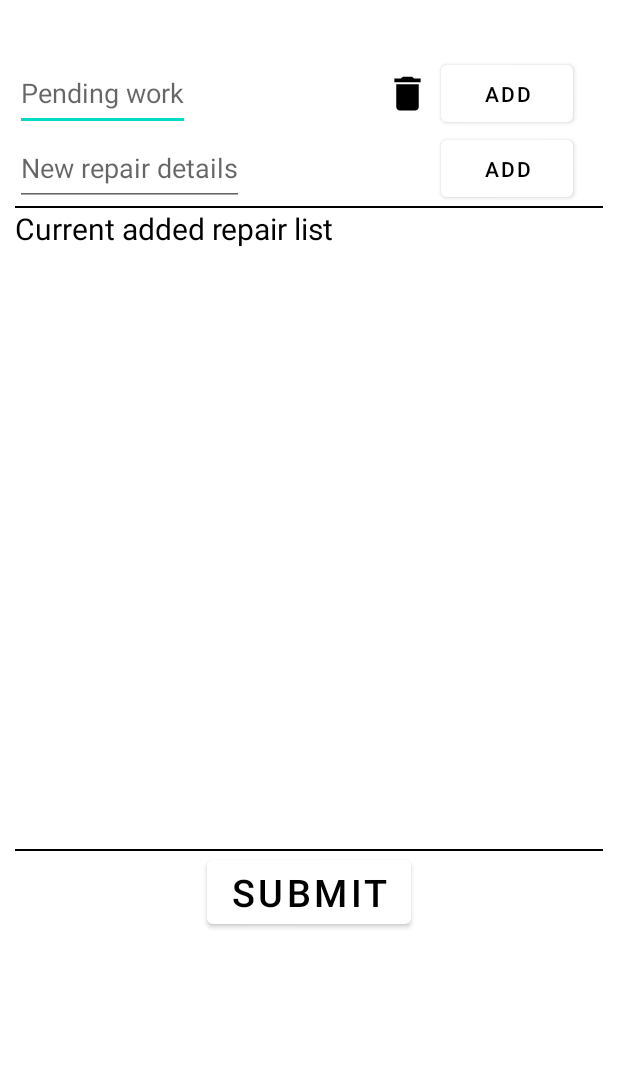
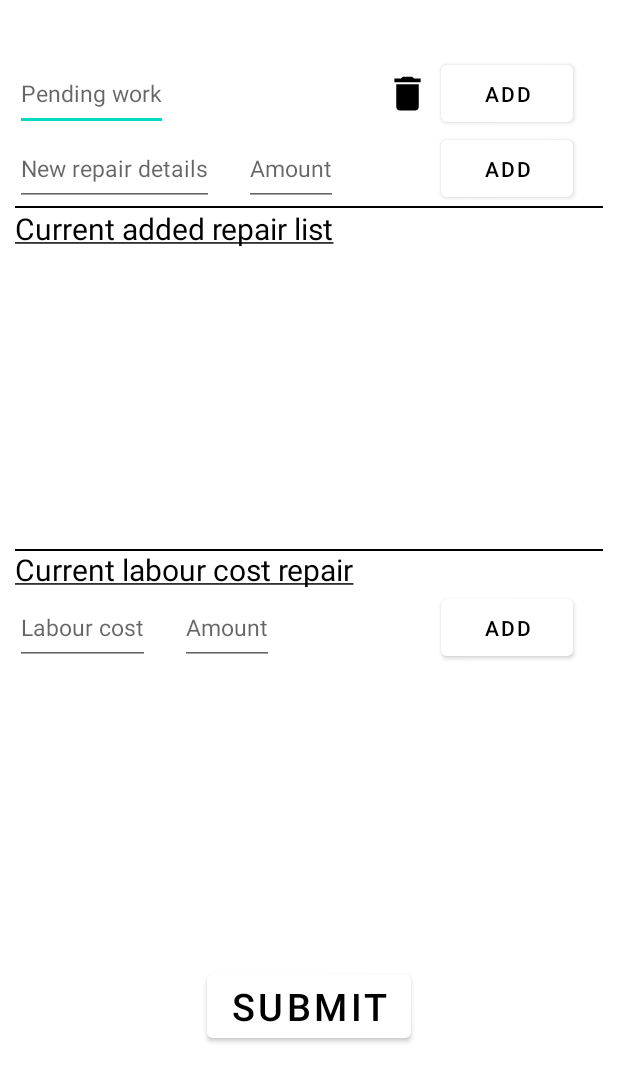
Before and after one commit to mithunbabbira/SubbaiahMultiBrandAuto, an Android app: the AddRepairDetails screen opened directly, with no data from a screen before it, on a phone screen of 412 x 824 dp. Shown: the top 1082 px of the screen. Run offline under Robolectric (Android 15) with nearby library versions, the phone set to English and light mode, and no system bars; our stand-ins replace Firebase (no records; nobody signed in at launch, a user with empty details on screens opened directly), data binding.

Commit message:
all done

```diff
--- a/app/src/main/java/com/example/subbaiahmultibrandauto/AddNewVehicle.java
+++ b/app/src/main/java/com/example/subbaiahmultibrandauto/AddNewVehicle.java
@@ -1,11 +1,14 @@
 package com.example.subbaiahmultibrandauto;
 
 import androidx.appcompat.app.AppCompatActivity;
+import androidx.core.content.ContextCompat;
 import androidx.databinding.DataBindingUtil;
 
 import android.app.DatePickerDialog;
+import android.content.DialogInterface;
 import android.content.Intent;
 import android.os.Bundle;
+import android.widget.Button;
 import android.widget.DatePicker;
 
 import com.example.subbaiahmultibrandauto.databinding.ActivityAddNewVehicleBinding;
@@ -105,8 +108,9 @@ public class AddNewVehicle extends AppCompatActivity implements DatePickerDialog
 
         // Create a new DatePickerDialog with today's date as default
         DatePickerDialog datePickerDialog = new DatePickerDialog(this, this, year, month, dayOfMonth);
+        Button positiveButton = datePickerDialog.getButton(DialogInterface.BUTTON_POSITIVE);
+        Button negativeButton = datePickerDialog.getButton(DialogInterface.BUTTON_NEGATIVE);
 
-        // Show the DatePickerDialog
         datePickerDialog.show();
 
     }
--- a/app/src/main/java/com/example/subbaiahmultibrandauto/AddRepairDetails.java
+++ b/app/src/main/java/com/example/subbaiahmultibrandauto/AddRepairDetails.java
@@ -33,7 +33,6 @@ public class AddRepairDetails extends AppCompatActivity {
     private ActivityAddRepairDetailsBinding activityAddRepairDetailsBinding;
     private Listener listener ;
     private Data data ;
-    private Gson gson = new Gson();
     private Dialog dialog ;
     private FirebaseFirestore mStore;
     @Override
@@ -42,7 +41,6 @@ public class AddRepairDetails extends AppCompatActivity {
         activityAddRepairDetailsBinding = DataBindingUtil.setContentView(this,R.layout.activity_add_repair_details);
         mStore = FirebaseFirestore.getInstance();
 
-        Intent intent = getIntent();
 
         data = (Data) getIntent().getSerializableExtra("data");
         //yes
@@ -83,7 +81,6 @@ public class AddRepairDetails extends AppCompatActivity {
         dialog.requestWindowFeature(Window.FEATURE_NO_TITLE);
         dialog.getWindow().setBackgroundDrawable(new ColorDrawable(Color.TRANSPARENT));
         dialog.setContentView(R.layout.submit_comfirm_dialog_box);
-
         Button cancel = dialog.findViewById(R.id.cancelBtn);
         Button confirm = dialog.findViewById(R.id.confirmBtn);
 
@@ -98,12 +95,8 @@ public class AddRepairDetails extends AppCompatActivity {
                 data.setCurrentRepairList(currentRepairList);
                 activityAddRepairDetailsBinding.rlLoader.setVisibility(View.VISIBLE);
                 addDataToFireStore();
-
-
             }else{
                 Toast.makeText(AddRepairDetails.this ,"Repair list can not be empty", Toast.LENGTH_SHORT).show();
-
-
             }
 
 
--- a/app/src/main/java/com/example/subbaiahmultibrandauto/MainActivity.java
+++ b/app/src/main/java/com/example/subbaiahmultibrandauto/MainActivity.java
@@ -8,6 +8,7 @@ import android.content.Intent;
 import android.os.Bundle;
 import android.text.Editable;
 import android.view.View;
+import android.widget.Toast;
 
 import com.example.subbaiahmultibrandauto.ExistingData.ExistingVehicleDataList;
 import com.example.subbaiahmultibrandauto.databinding.ActivityMainBinding;
@@ -36,8 +37,14 @@ public class MainActivity extends AppCompatActivity {
         activityMainBinding.submitBtn.setOnClickListener(new View.OnClickListener() {
             @Override
             public void onClick(View view) {
-                activityMainBinding.rlLoader.setVisibility(View.VISIBLE);
-                checkVehicleExistence(activityMainBinding.getVehicleNo.getText());
+
+                if(activityMainBinding.getVehicleNo.getText()!=null && activityMainBinding.getVehicleNo.getText().length()>6 ){
+                    activityMainBinding.rlLoader.setVisibility(View.VISIBLE);
+                    checkVehicleExistence(activityMainBinding.getVehicleNo.getText());
+                }else{
+                    Toast.makeText(MainActivity.this ,"Please enter valid registration number", Toast.LENGTH_SHORT).show();
+                }
+
             }
         });
     }
--- a/app/src/main/res/layout/activity_add_repair_details.xml
+++ b/app/src/main/res/layout/activity_add_repair_details.xml
@@ -29,6 +29,7 @@
         android:layout_width="wrap_content"
         android:layout_height="50dp"
         android:textColor="@color/black"
+        android:textSize="15dp"
         android:hint="Pending work"
         app:layout_constraintStart_toStartOf="parent"
         app:layout_constraintTop_toBottomOf="@+id/heading"/>
@@ -61,9 +62,26 @@
         android:layout_width="wrap_content"
         android:layout_height="50dp"
         android:textColor="@color/black"
+        android:textSize="15dp"
         android:hint="New repair details"
         app:layout_constraintTop_toBottomOf="@+id/upcomingRepair"
         app:layout_constraintStart_toStartOf="parent"/>
+
+
+    <com.google.android.material.textfield.TextInputEditText
+        android:id="@+id/partCostData"
+        android:layout_width="wrap_content"
+        android:layout_height="50dp"
+        android:textColor="@color/black"
+        android:hint="Amount"
+        android:inputType="number"
+        android:textSize="15dp"
+        android:layout_marginStart="20dp"
+        app:layout_constraintTop_toTopOf="@+id/repairData"
+        app:layout_constraintBottom_toBottomOf="@+id/repairData"
+        app:layout_constraintStart_toEndOf="@+id/repairData"
+        />
+
 
 
     <Button
@@ -93,7 +111,7 @@
         android:id="@+id/rvHeading"
         android:layout_width="wrap_content"
         android:layout_height="wrap_content"
-        android:text="Current added repair list"
+        android:text="@string/current_added_repair_list"
         android:textColor="@color/black"
         android:textSize="20sp"
         app:layout_constraintTop_toBottomOf="@+id/v1"
@@ -103,10 +121,60 @@
     <androidx.recyclerview.widget.RecyclerView
         android:id="@+id/recyclerView"
         android:layout_width="match_parent"
-        android:layout_height="400dp"
+        android:layout_height="200dp"
         app:layout_constraintTop_toBottomOf="@+id/rvHeading"
         app:layout_constraintStart_toStartOf="parent"
         app:layout_constraintEnd_toEndOf="parent"
+        />
+
+
+    <TextView
+        android:id="@+id/labourHeading"
+        android:layout_width="wrap_content"
+        android:layout_height="wrap_content"
+        android:text="@string/current_labour"
+        android:textColor="@color/black"
+        android:textSize="20sp"
+        app:layout_constraintTop_toBottomOf="@+id/recyclerView"
+        app:layout_constraintStart_toStartOf="parent"
+        />
+
+
+    <com.google.android.material.textfield.TextInputEditText
+        android:id="@+id/labourType"
+        android:layout_width="wrap_content"
+        android:layout_height="50dp"
+        android:textColor="@color/black"
+        android:textSize="15dp"
+        android:hint="Labour cost"
+        app:layout_constraintTop_toBottomOf="@+id/labourHeading"
+        app:layout_constraintStart_toStartOf="parent"/>
+
+
+    <com.google.android.material.textfield.TextInputEditText
+        android:id="@+id/labourCost"
+        android:layout_width="wrap_content"
+        android:layout_height="50dp"
+        android:textColor="@color/black"
+        android:hint="Amount"
+        android:inputType="number"
+        android:textSize="15dp"
+        android:layout_marginStart="20dp"
+        app:layout_constraintTop_toBottomOf="@+id/labourHeading"
+        app:layout_constraintStart_toEndOf="@+id/labourType"
+        />
+
+
+
+    <Button
+        android:id="@+id/labourCostAdd"
+        android:layout_width="wrap_content"
+        android:layout_height="50dp"
+        android:text="Add"
+        android:textColor="@color/black"
+        app:layout_constraintEnd_toEndOf="parent"
+        android:layout_marginRight="20dp"
+        app:layout_constraintTop_toBottomOf="@+id/labourHeading"
         />
 
     <View
@@ -143,6 +211,17 @@
         />-->
 
 
+
+    <androidx.recyclerview.widget.RecyclerView
+        android:id="@+id/labourRecyclerView"
+        android:layout_width="match_parent"
+        android:layout_height="200dp"
+        app:layout_constraintTop_toBottomOf="@+id/labourCost"
+        app:layout_constraintStart_toStartOf="parent"
+        app:layout_constraintEnd_toEndOf="parent"
+        />
+
+
     <Button
         android:id="@+id/submit"
         android:layout_width="wrap_content"
@@ -154,7 +233,7 @@
         app:layout_constraintStart_toStartOf="parent"
         app:layout_constraintEnd_toEndOf="parent"
         android:layout_marginBottom="30dp"
-        app:layout_constraintTop_toBottomOf="@+id/v2"/>
+        app:layout_constraintTop_toBottomOf="@+id/labourRecyclerView"/>
 
 
     <RelativeLayout
--- a/app/src/main/res/layout/repair_item_adapter.xml
+++ b/app/src/main/res/layout/repair_item_adapter.xml
@@ -2,7 +2,6 @@
 <androidx.constraintlayout.widget.ConstraintLayout xmlns:android="http://schemas.android.com/apk/res/android"
     android:layout_width="match_parent"
     android:layout_height="wrap_content"
-    android:padding="5dp"
     xmlns:app="http://schemas.android.com/apk/res-auto">
 
     <TextView
@@ -10,18 +9,19 @@
         android:layout_width="wrap_content"
         android:layout_height="wrap_content"
         android:textColor="@color/black"
-        android:textSize="18sp"
+        android:textSize="12sp"
         android:gravity="left"
+        app:layout_constraintTop_toTopOf="parent"
         app:layout_constraintBottom_toBottomOf="parent"
         app:layout_constraintStart_toStartOf="parent"
         app:layout_constraintEnd_toStartOf="@+id/close"
         />
     <ImageView
         android:id="@+id/close"
-        android:layout_width="50dp"
-        android:layout_height="50dp"
+        android:layout_width="40dp"
+        android:layout_height="40dp"
         app:layout_constraintEnd_toEndOf="parent"
-        android:src="@drawable/icn_close_grey"
+        android:src="@drawable/delete"
         app:layout_constraintTop_toTopOf="@+id/itemTv"
         app:layout_constraintBottom_toBottomOf="@+id/itemTv"
         />
@@ -30,7 +30,8 @@
         android:layout_width="match_parent"
         android:layout_height="1dp"
         android:background="@color/border_grey"
-        app:layout_constraintTop_toBottomOf="@+id/itemTv"
+        android:layout_marginTop="7dp"
+        app:layout_constraintTop_toBottomOf="@+id/close"
         app:layout_constraintBottom_toBottomOf="parent"
         app:layout_constraintStart_toStartOf="parent"
         app:layout_constraintEnd_toEndOf="parent"/>
--- a/app/src/main/res/values/strings.xml
+++ b/app/src/main/res/values/strings.xml
@@ -1,3 +1,5 @@
 <resources>
     <string name="app_name">SubbaiahMultiBrandAuto</string>
+    <string name="current_added_repair_list"><u>Current added repair list</u></string>
+    <string name="current_labour"><u>Current labour cost repair</u></string>
 </resources>
```
